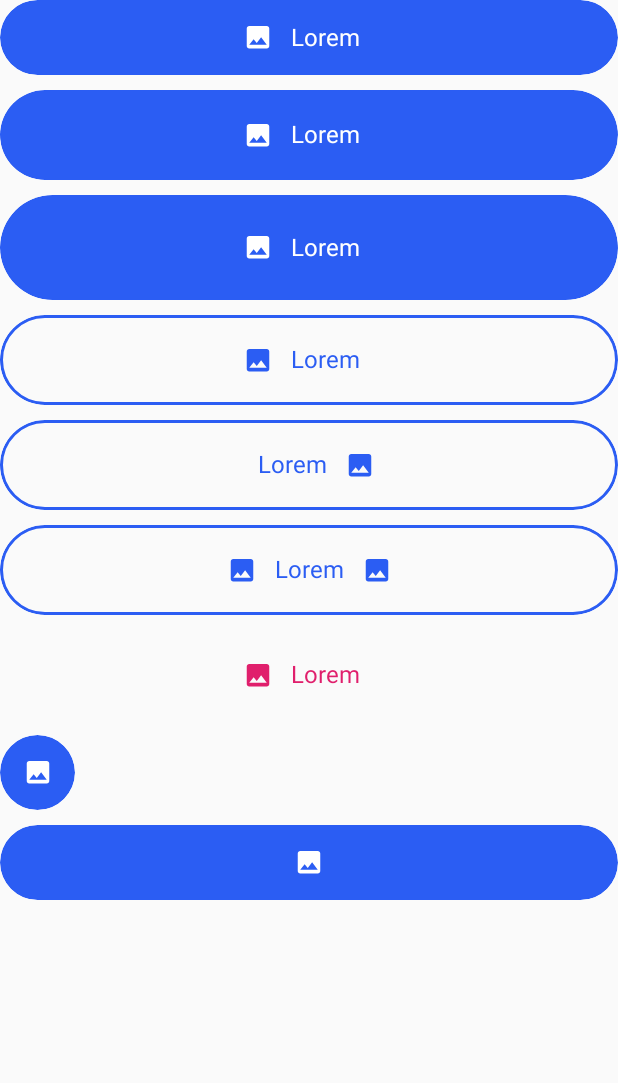
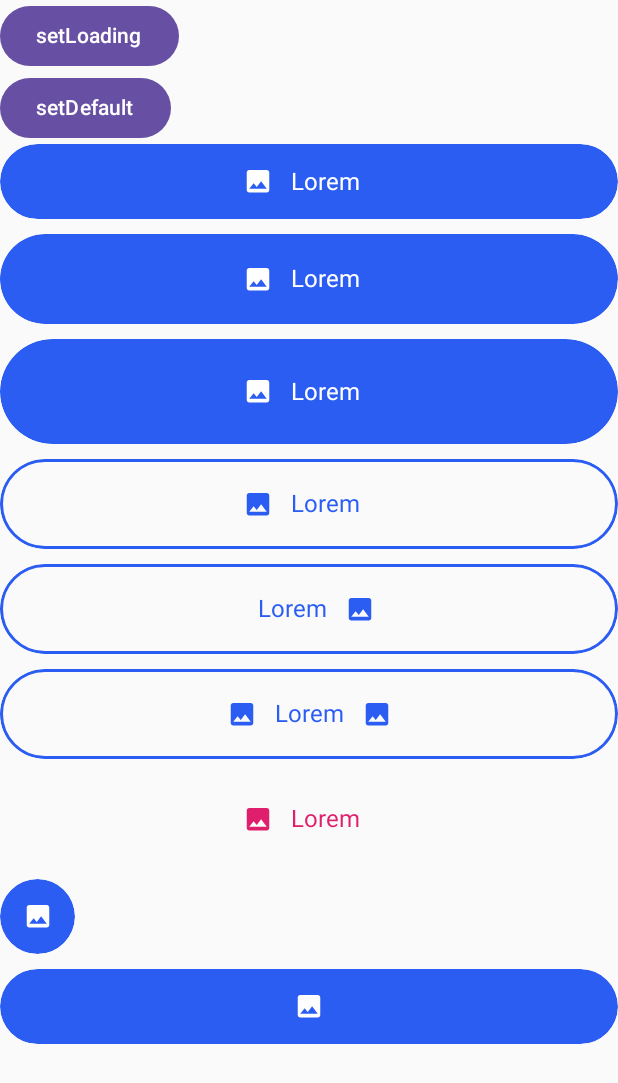
Before and after one commit to rudoapps/android-components, an Android app built with Jetpack Compose: the screen it shows after launch (MainActivity), on a phone screen of 412 x 824 dp. Shown: the top 1083 px of the screen. Run offline under Robolectric (Android 15) with nearby library versions, the phone set to English and light mode, and no system bars.

Commit message:
Add new functionalities according to the button status

```diff
--- a/app/src/main/java/es/rudo/democomponents/MainActivity.kt
+++ b/app/src/main/java/es/rudo/democomponents/MainActivity.kt
@@ -8,15 +8,17 @@ import androidx.compose.foundation.layout.Column
 import androidx.compose.foundation.layout.Spacer
 import androidx.compose.foundation.layout.height
 import androidx.compose.foundation.layout.width
+import androidx.compose.material3.Button
+import androidx.compose.material3.Text
 import androidx.compose.runtime.Composable
 import androidx.compose.runtime.mutableStateOf
 import androidx.compose.runtime.remember
 import androidx.compose.ui.Modifier
+import androidx.compose.ui.graphics.Color
 import androidx.compose.ui.res.painterResource
-import androidx.compose.ui.text.font.Font
-import androidx.compose.ui.text.font.FontFamily
 import androidx.compose.ui.tooling.preview.Preview
 import androidx.compose.ui.unit.dp
+import es.rudo.components.button.ButtonConfiguration
 import es.rudo.components.button.ButtonHeight
 import es.rudo.components.button.ButtonState
 import es.rudo.components.button.ButtonStyles
@@ -43,17 +45,24 @@ fun testingButtons() {
     val mutableStateFlowTestButton2 =
         remember { mutableStateOf(ButtonState.Default) }
 
+
     val standardStyleNoBorderSmall =
         ButtonStyles(
-            text = "Lorem",
             icon = painterResource(id = es.rudo.components.R.drawable.ic_test_image),
             iconColor = White,
             backgroundColor = DarkBlue,
             height = ButtonHeight.Small,
         )
+    val standardStyleNoBorderSmallIsLoading =
+        ButtonStyles(
+            icon = painterResource(id = es.rudo.components.R.drawable.ic_test_image),
+            iconColor = White,
+            backgroundColor = Color.Red,
+            height = ButtonHeight.Small,
+            circularProgressIndicatorColor = Color.Blue
+        )
     val standardStyleNoBorderMedium =
         ButtonStyles(
-            text = "Lorem",
             icon = painterResource(id = es.rudo.components.R.drawable.ic_test_image),
             iconColor = White,
             backgroundColor = DarkBlue,
@@ -61,7 +70,14 @@ fun testingButtons() {
         )
     val standardStyleNoBorderLarge =
         ButtonStyles(
-            text = "Lorem",
+            icon = painterResource(id = es.rudo.components.R.drawable.ic_test_image),
+            iconColor = White,
+            backgroundColor = DarkBlue,
+            height = ButtonHeight.Large
+        )
+
+    val standardStyleNoBorderLargeTest =
+        ButtonStyles(
             icon = painterResource(id = es.rudo.components.R.drawable.ic_test_image),
             iconColor = White,
             backgroundColor = DarkBlue,
@@ -70,7 +86,6 @@ fun testingButtons() {
 
     val standardStyleWithBorderLeftIcon =
         ButtonStyles(
-            text = "Lorem",
             textColor = DarkBlue,
             icon = painterResource(id = es.rudo.components.R.drawable.ic_test_image),
             iconColor = DarkBlue,
@@ -79,7 +94,6 @@ fun testingButtons() {
         )
     val standardStyleWithBorderRightIcon =
         ButtonStyles(
-            text = "Lorem",
             textColor = DarkBlue,
             icon = painterResource(id = es.rudo.components.R.drawable.ic_test_image),
             iconColor = DarkBlue,
@@ -89,7 +103,6 @@ fun testingButtons() {
         )
     val standardStyleWithBorderTwoIcons =
         ButtonStyles(
-            text = "Lorem",
             textColor = DarkBlue,
             icon = painterResource(id = es.rudo.components.R.drawable.ic_test_image),
             iconColor = DarkBlue,
@@ -100,7 +113,6 @@ fun testingButtons() {
 
     val standardStyleNoBorderNoBackground =
         ButtonStyles(
-            text = "Lorem",
             textColor = Pink,
             icon = painterResource(id = es.rudo.components.R.drawable.ic_test_image),
             iconColor = Pink,
@@ -115,68 +127,100 @@ fun testingButtons() {
         )
 
     Column {
-
+        Button(
+            onClick = { mutableStateFlowTestButton2.value = ButtonState.Loading },
+        ) {
+            Text(text = "setLoading")
+        }
+        Button(
+            onClick = { mutableStateFlowTestButton2.value = ButtonState.Default },
+        ) {
+            Text(text = "setDefault")
+        }
         CustomButton(
+            text = "Lorem",
             onClick = {},
-            buttonStyles = standardStyleNoBorderSmall,
-            buttonState = mutableStateFlowTestButton1
+            buttonConfiguration = ButtonConfiguration(
+                mutableStateFlowTestButton2,
+                mutableListOf(standardStyleNoBorderSmall,standardStyleNoBorderSmallIsLoading,standardStyleNoBorderSmallIsLoading)
+            ),
         )
 
         Spacer(modifier = Modifier.height(10.dp))
 
         CustomButton(
+            text = "Lorem",
             onClick = {},
-            buttonStyles = standardStyleNoBorderMedium,
-            buttonState = mutableStateFlowTestButton1
+            buttonConfiguration = ButtonConfiguration(
+                mutableStateFlowTestButton1,
+                mutableListOf(standardStyleNoBorderMedium)
+            ),
         )
 
         Spacer(modifier = Modifier.height(10.dp))
 
         CustomButton(
+            text = "Lorem",
             onClick = {},
-            buttonStyles = standardStyleNoBorderLarge,
-            buttonState = mutableStateFlowTestButton1
+            buttonConfiguration = ButtonConfiguration(
+                mutableStateFlowTestButton1,
+                mutableListOf(standardStyleNoBorderLarge)
+            ),
         )
         Spacer(modifier = Modifier.height(10.dp))
 
         CustomButton(
+            text = "Lorem",
             onClick = {},
-            buttonStyles = standardStyleWithBorderLeftIcon,
-            buttonState = mutableStateFlowTestButton1
+            buttonConfiguration = ButtonConfiguration(
+                mutableStateFlowTestButton1,
+                mutableListOf(standardStyleWithBorderLeftIcon)
+            ),
         )
         Spacer(modifier = Modifier.height(10.dp))
 
         CustomButton(
+            text = "Lorem",
             onClick = {},
-            buttonStyles = standardStyleWithBorderRightIcon,
-            buttonState = mutableStateFlowTestButton1
+            buttonConfiguration = ButtonConfiguration(
+                mutableStateFlowTestButton1,
+                mutableListOf(standardStyleWithBorderRightIcon)
+            ),
         )
 
         Spacer(modifier = Modifier.height(10.dp))
 
         CustomButton(
+            text = "Lorem",
             onClick = {},
-            buttonStyles = standardStyleWithBorderTwoIcons,
-            buttonState = mutableStateFlowTestButton1
+            buttonConfiguration = ButtonConfiguration(
+                mutableStateFlowTestButton1,
+                mutableListOf(standardStyleWithBorderTwoIcons)
+            )
         )
 
         Spacer(modifier = Modifier.height(10.dp))
 
         CustomButton(
+            text = "Lorem",
             onClick = {},
-            buttonStyles = standardStyleNoBorderNoBackground,
-            buttonState = mutableStateFlowTestButton1
+            buttonConfiguration = ButtonConfiguration(
+                mutableStateFlowTestButton1,
+                mutableListOf(standardStyleNoBorderNoBackground)
+            )
         )
 
         Spacer(modifier = Modifier.height(10.dp))
 
-        Box (
+        Box(
             modifier = Modifier.width(50.dp)
-        ){
+        ) {
             CustomButton(
                 onClick = {},
-                buttonStyles = standardStyleOnlyIcon,
-                buttonState = mutableStateFlowTestButton1,
+                buttonConfiguration = ButtonConfiguration(
+                    mutableStateFlowTestButton1,
+                    mutableListOf(standardStyleOnlyIcon)
+                )
             )
         }
 
@@ -184,11 +228,11 @@ fun testingButtons() {
 
         CustomButton(
             onClick = {},
-            buttonStyles = standardStyleOnlyIcon,
-            buttonState = mutableStateFlowTestButton1
+            buttonConfiguration = ButtonConfiguration(
+                mutableStateFlowTestButton1,
+                mutableListOf(standardStyleOnlyIcon)
+            )
         )
-
-
 
 
     }
--- /dev/null
+++ b/components/src/main/java/es/rudo/components/button/ButtonComponent.kt
@@ -0,0 +1,142 @@
+package es.rudo.components.button
+
+import androidx.compose.foundation.BorderStroke
+import androidx.compose.foundation.layout.Arrangement
+import androidx.compose.foundation.layout.PaddingValues
+import androidx.compose.foundation.layout.Row
+import androidx.compose.foundation.layout.fillMaxSize
+import androidx.compose.foundation.layout.fillMaxWidth
+import androidx.compose.foundation.layout.height
+import androidx.compose.foundation.layout.padding
+import androidx.compose.foundation.layout.size
+import androidx.compose.foundation.shape.RoundedCornerShape
+import androidx.compose.material3.Button
+import androidx.compose.material3.ButtonDefaults
+import androidx.compose.material3.Card
+import androidx.compose.material3.CardDefaults
+import androidx.compose.material3.CircularProgressIndicator
+import androidx.compose.material3.Icon
+import androidx.compose.material3.Text
+import androidx.compose.runtime.Composable
+import androidx.compose.runtime.MutableState
+import androidx.compose.ui.Alignment
+import androidx.compose.ui.Modifier
+import androidx.compose.ui.graphics.Color
+import androidx.compose.ui.text.TextStyle
+import androidx.compose.ui.unit.dp
+
+
+@Composable
+fun ButtonComponent(
+    text: String? = null,
+    onClick: () -> Unit,
+    buttonStyles: ButtonStyles = ButtonStyles(),
+    state: MutableState<ButtonState>
+) {
+    Card(
+        shape = RoundedCornerShape(buttonStyles.roundedCornerShape),
+        colors = CardDefaults.cardColors(containerColor = Color.Transparent),
+        modifier = Modifier
+            .fillMaxWidth()
+            .height(
+                when (buttonStyles.height) {
+                    ButtonHeight.Small -> 50.dp
+                    ButtonHeight.Medium -> 60.dp
+                    ButtonHeight.Large -> 70.dp
+                    ButtonHeight.Custom -> buttonStyles.customHeight
+                }
+            ),
+        border = BorderStroke(
+            width = buttonStyles.onClickBorderWidth,
+            color = buttonStyles.onClickBorderColor
+        )  //This border is for buttons that already have a default border and is activated by pressing on the border
+    ) {
+        Button(
+            onClick = {
+                state.value = ButtonState.Pressed
+                onClick()
+            },
+            shape = RoundedCornerShape(buttonStyles.roundedCornerShape),
+            colors = ButtonDefaults.buttonColors(
+                containerColor = buttonStyles.backgroundColor,
+                contentColor = buttonStyles.textColor,
+                disabledContainerColor = buttonStyles.backgroundColor.copy(0.5F),
+                disabledContentColor = buttonStyles.textColor
+            ),
+            enabled = true,
+            border = BorderStroke(
+                width = buttonStyles.borderWidth,
+                color = buttonStyles.borderColor
+            ),
+            contentPadding = PaddingValues(
+                start = buttonStyles.paddingStart,
+                top = buttonStyles.paddingTop,
+                end = buttonStyles.paddingEnd,
+                bottom = buttonStyles.paddingBottom,
+            )
+        ) {
+            Row(
+                verticalAlignment = Alignment.CenterVertically,
+                horizontalArrangement = Arrangement.Center,
+                modifier = Modifier.fillMaxSize()
+            ) {
+                if (state.value == ButtonState.Loading) {
+                    CircularProgressIndicator(
+                        color = buttonStyles.circularProgressIndicatorColor,
+                        modifier = Modifier.size(buttonStyles.circularProgressIndicatorSize)
+                    )
+                } else {
+                    if (buttonStyles.icon != null &&
+                        (buttonStyles.iconType == IconType.Left ||
+                                buttonStyles.iconType == null ||
+                                buttonStyles.iconType == IconType.TwoSides)
+                    ) {
+                        if (text?.isNotEmpty() == true) {
+                            Icon(
+                                buttonStyles.icon,
+                                contentDescription = "icon",
+                                modifier = Modifier.padding(end = buttonStyles.paddingBetweenIconAndText),
+                                tint = buttonStyles.iconColor
+                            )
+                        } else {
+                            Icon(
+                                buttonStyles.icon,
+                                contentDescription = "icon",
+                                modifier = Modifier,
+                                tint = buttonStyles.iconColor
+                            )
+                        }
+                    }
+                    if (text?.isNotEmpty() == true) {
+                        Text(
+                            text = text,
+                            style = TextStyle(fontSize = buttonStyles.textSize),
+                            modifier = Modifier.padding(8.dp),
+                            fontFamily = buttonStyles.fontFamily
+                        )
+                    }
+                    if (buttonStyles.icon != null && (buttonStyles.iconType == IconType.Right || buttonStyles.iconType == IconType.TwoSides)) {
+                        if (text?.isNotEmpty() == true) {
+                            Icon(
+                                buttonStyles.icon,
+                                contentDescription = "icon",
+                                modifier = Modifier.padding(start = buttonStyles.paddingBetweenIconAndText),
+                                tint = buttonStyles.iconColor
+                            )
+                        } else {
+                            Icon(
+                                buttonStyles.icon,
+                                contentDescription = "icon",
+                                modifier = Modifier,
+                                tint = buttonStyles.iconColor
+                            )
+                        }
+                    }
+
+                }
+            }
+        }
+    }
+
+
+}
--- a/components/src/main/java/es/rudo/components/button/ButtonState.kt
+++ b/components/src/main/java/es/rudo/components/button/ButtonState.kt
@@ -1,148 +1,42 @@
 package es.rudo.components.button
 
-import androidx.compose.foundation.BorderStroke
 import androidx.compose.foundation.background
-import androidx.compose.foundation.layout.Arrangement
-import androidx.compose.foundation.layout.PaddingValues
-import androidx.compose.foundation.layout.Row
-import androidx.compose.foundation.layout.fillMaxSize
-import androidx.compose.foundation.layout.fillMaxWidth
-import androidx.compose.foundation.layout.height
-import androidx.compose.foundation.layout.padding
-import androidx.compose.foundation.shape.RoundedCornerShape
 import androidx.compose.material3.Button
-import androidx.compose.material3.ButtonDefaults
-import androidx.compose.material3.Card
-import androidx.compose.material3.CardDefaults
-import androidx.compose.material3.Icon
 import androidx.compose.material3.Text
 import androidx.compose.runtime.Composable
-import androidx.compose.runtime.MutableState
-import androidx.compose.ui.Alignment
 import androidx.compose.ui.Modifier
 import androidx.compose.ui.graphics.Color
-import androidx.compose.ui.text.TextStyle
-import androidx.compose.ui.unit.dp
 
 enum class ButtonState {
     Default,
     Pressed,
-    Released,
     Loading,
     Disabled,
 }
 
 @Composable
 fun ButtonRenderByState(
+    text: String? = null,
     onClick: () -> Unit,
-    buttonStyles: ButtonStyles = ButtonStyles(),
-    state: MutableState<ButtonState>
+    buttonConfiguration: ButtonConfiguration
 ) {
-    when (state.value) {
+    when (buttonConfiguration.state.value) {
         ButtonState.Default -> {
-            Card(
-                shape = RoundedCornerShape(buttonStyles.roundedCornerShape),
-                colors = CardDefaults.cardColors(containerColor = Color.Transparent),
-                modifier = Modifier
-                    .fillMaxWidth()
-                    .height(
-                        when (buttonStyles.height) {
-                            ButtonHeight.Small -> 50.dp
-                            ButtonHeight.Medium -> 60.dp
-                            ButtonHeight.Large -> 70.dp
-                            ButtonHeight.Custom -> buttonStyles.customHeight
-                        }
-                    ),
-                border = BorderStroke(
-                    width = buttonStyles.onClickBorderWidth,
-                    color = buttonStyles.onClickBorderColor
-                ) // TODO this border only in clicked style
-            ) {
-                Button(
-                    onClick = {
-                        state.value = ButtonState.Pressed
-                        onClick()
-                    },
-                    shape = RoundedCornerShape(buttonStyles.roundedCornerShape),
-                    colors = ButtonDefaults.buttonColors(
-                        containerColor = buttonStyles.backgroundColor,
-                        contentColor = buttonStyles.textColor,
-                        disabledContainerColor = buttonStyles.backgroundColor.copy(0.5F),
-                        disabledContentColor = buttonStyles.textColor
-                    ),
-                    enabled = true,
-                    border = BorderStroke(
-                        width = buttonStyles.borderWidth,
-                        color = buttonStyles.borderColor
-                    ),
-                    contentPadding = PaddingValues(
-                        start = buttonStyles.paddingStart,
-                        top = buttonStyles.paddingTop,
-                        end = buttonStyles.paddingEnd,
-                        bottom = buttonStyles.paddingBottom,
-                    )
-                ) {
-                    Row(
-                        verticalAlignment = Alignment.CenterVertically,
-                        horizontalArrangement = Arrangement.Center,
-                        modifier = Modifier.fillMaxSize()
-                    ) {
-                        if (buttonStyles.icon != null &&
-                            (buttonStyles.iconType == IconType.Left ||
-                                    buttonStyles.iconType == null ||
-                                    buttonStyles.iconType == IconType.TwoSides)
-                        ) {
-                            if (buttonStyles.text?.isNotEmpty() == true) {
-                                Icon(
-                                    buttonStyles.icon,
-                                    contentDescription = "icon",
-                                    modifier = Modifier.padding(end = buttonStyles.paddingBetweenIconAndText),
-                                    tint = buttonStyles.iconColor
-                                )
-                            } else {
-                                Icon(
-                                    buttonStyles.icon,
-                                    contentDescription = "icon",
-                                    modifier = Modifier,
-                                    tint = buttonStyles.iconColor
-                                )
-                            }
-                        }
-                        if (buttonStyles.text?.isNotEmpty() == true) {
-                            Text(
-                                text = buttonStyles.text,
-                                style = TextStyle(fontSize = buttonStyles.textSize),
-                                modifier = Modifier.padding(8.dp),
-                                fontFamily = buttonStyles.fontFamily
-                            )
-                        }
-                        if (buttonStyles.icon != null && (buttonStyles.iconType == IconType.Right || buttonStyles.iconType == IconType.TwoSides)) {
-                            if (buttonStyles.text?.isNotEmpty() == true) {
-                                Icon(
-                                    buttonStyles.icon,
-                                    contentDescription = "icon",
-                                    modifier = Modifier.padding(start = buttonStyles.paddingBetweenIconAndText),
-                                    tint = buttonStyles.iconColor
-                                )
-                            } else {
-                                Icon(
-                                    buttonStyles.icon,
-                                    contentDescription = "icon",
-                                    modifier = Modifier,
-                                    tint = buttonStyles.iconColor
-                                )
-                            }
-                        }
-                    }
-                }
-            }
-
+            ButtonComponent(
+                text = text,
+                onClick = {
+                    onClick
+                    buttonConfiguration.state.value = ButtonState.Pressed
+                },
+                buttonStyles = buttonConfiguration.configuration[0],
+                state = buttonConfiguration.state
+            )
         }
 
         ButtonState.Pressed -> {
             Button(
                 onClick = {
-                    state.value = ButtonState.Default
+                    buttonConfiguration.state.value = ButtonState.Default
                     onClick()
                 },
                 modifier = Modifier.background(Color.Yellow)
@@ -151,9 +45,33 @@ fun ButtonRenderByState(
             }
         }
 
+        ButtonState.Loading -> {
+            ButtonComponent(
+                text = text,
+                onClick = {},
+                buttonStyles =
+                if (buttonConfiguration.configuration.getOrNull(2) != null) {
+                    buttonConfiguration.configuration[2]
+                } else {
+                    buttonConfiguration.configuration[0]
+                },
+                state = buttonConfiguration.state
+            )
+        }
+
+        ButtonState.Disabled -> {
+            Button(
+                onClick = {
+                    buttonConfiguration.state.value = ButtonState.Default
+                    onClick()
+                },
+                modifier = Modifier.background(Color.Yellow)
+            ) {
+                Text("Disabled")
+            }
+        }
 
         else -> {}
-
     }
 
 
--- a/components/src/main/java/es/rudo/components/button/CustomButton.kt
+++ b/components/src/main/java/es/rudo/components/button/ButtonStyles.kt
@@ -2,6 +2,7 @@ package es.rudo.components.button
 
 import androidx.compose.runtime.Composable
 import androidx.compose.runtime.MutableState
+import androidx.compose.runtime.mutableStateOf
 import androidx.compose.ui.graphics.Color
 import androidx.compose.ui.graphics.painter.Painter
 import androidx.compose.ui.text.font.FontFamily
@@ -9,9 +10,18 @@ import androidx.compose.ui.unit.Dp
 import androidx.compose.ui.unit.TextUnit
 import es.rudo.components.dimens.Dimens
 
+data class ButtonConfiguration (
+    val state : MutableState<ButtonState>,
+    val configuration: MutableList<ButtonStyles>
+    //This array of styles, will be ordered by the following logic;
+    // Position 0 -> Style default
+    // Position 1 -> Style pressed
+    // Position 2 -> Style loading
+    // Position 3 -> Style disabled
+    //If only one style is passed it is assumed by default to be the default type
+)
+
 data class ButtonStyles(
-    val text: String? = null,
-    //TODO documentation
     val textColor: Color = Color.White,
     //TODO documentation
     val textSize: TextUnit = Dimens.text_medium,
@@ -39,7 +49,7 @@ data class ButtonStyles(
     //TODO documentation
     val borderWidth: Dp = Dimens.size_none,
     //TODO documentation
-    val circularProgressIndicatorColor: Color = borderColor,
+    val circularProgressIndicatorColor: Color = Color.White,
     //TODO documentation
     val onClickBorderWidth: Dp = Dimens.size_none,
     //TODO documentation
@@ -70,16 +80,16 @@ enum class IconType {
     TwoSides,
 }
 
+
 @Composable
         /**
          * TODO documentation
          * @param onClick
-         * @param buttonStyles
          */
 fun CustomButton(
+    text: String? = null,
     onClick: () -> Unit,
-    buttonStyles: ButtonStyles = ButtonStyles(),
-    buttonState: MutableState<ButtonState>
+    buttonConfiguration: ButtonConfiguration
 ) {
-    ButtonRenderByState(onClick, buttonStyles, buttonState)
+    ButtonRenderByState(text,onClick, buttonConfiguration)
 }
```
